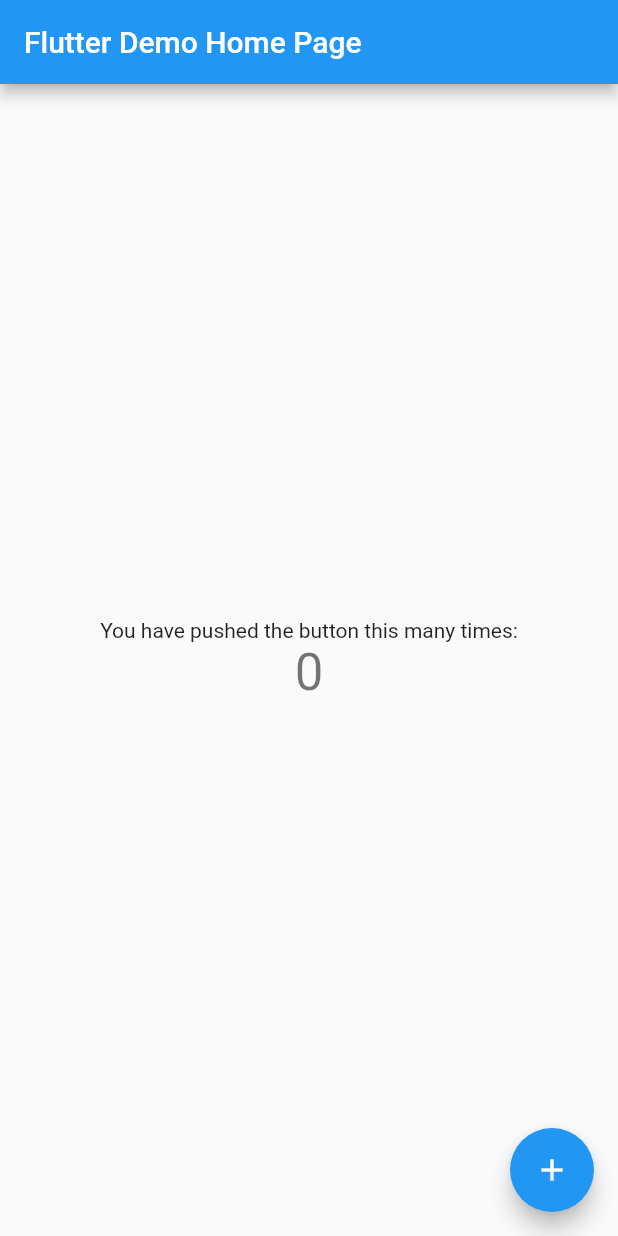
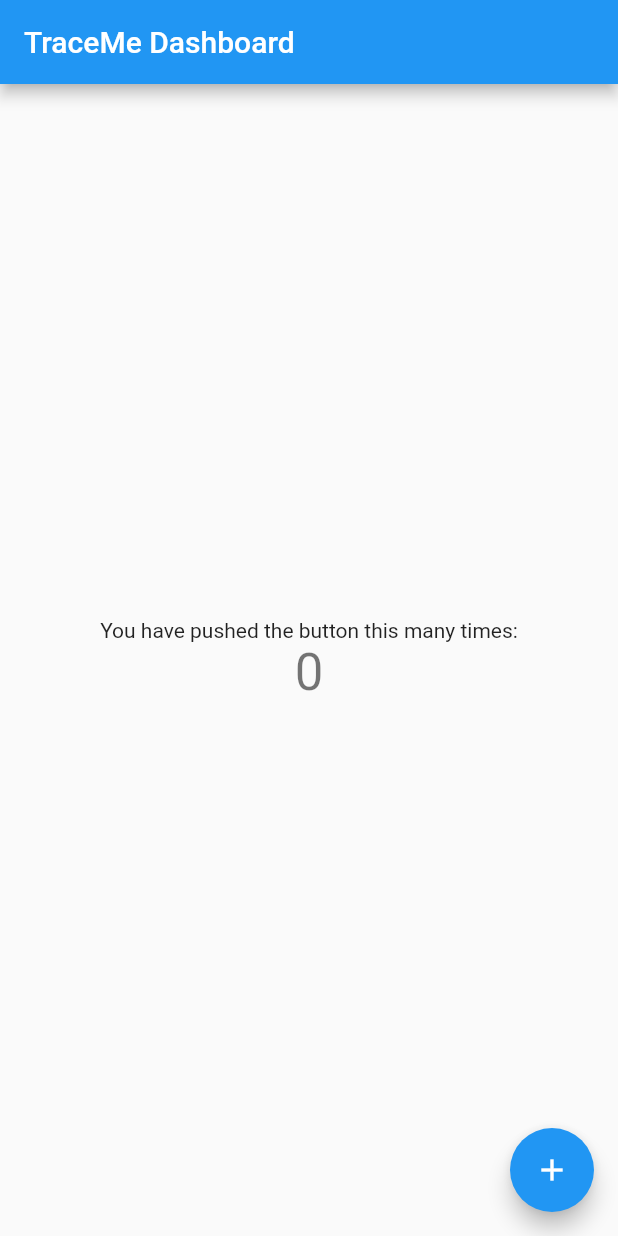
Before and after one commit to nazayer/Mobile, a Flutter app: the screen it shows after launch, on a phone screen of 412 x 824 dp. Run offline on Flutter 3.47's test engine with Material 2 defaults, Android fonts, the phone set to English and light mode, and no system bars.

Commit message:
Title change

```diff
--- a/TraceMe/lib/main.dart
+++ b/TraceMe/lib/main.dart
@@ -9,7 +9,7 @@ class MyApp extends StatelessWidget {
   @override
   Widget build(BuildContext context) {
     return MaterialApp(
-      title: 'Flutter Demo',
+      title: 'TraceMe',
       theme: ThemeData(
         // This is the theme of your application.
         //
@@ -26,7 +26,7 @@ class MyApp extends StatelessWidget {
         // closer together (more dense) than on mobile platforms.
         visualDensity: VisualDensity.adaptivePlatformDensity,
       ),
-      home: MyHomePage(title: 'Flutter Demo Home Page'),
+      home: MyHomePage(title: 'TraceMe Dashboard'),
     );
   }
 }
```
